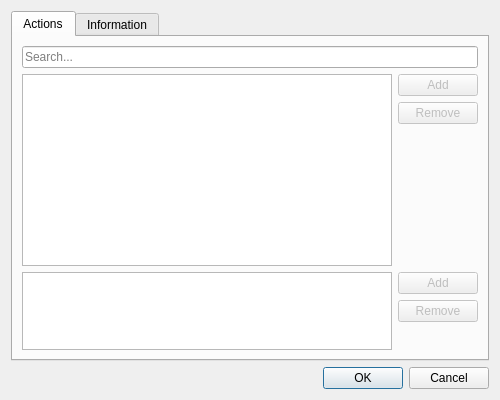
The window that src/ui/preferences/ShortcutsProfileDialog.ui (OtterBrowser/otter-browser) describes before a commit, drawn with Qt 5.
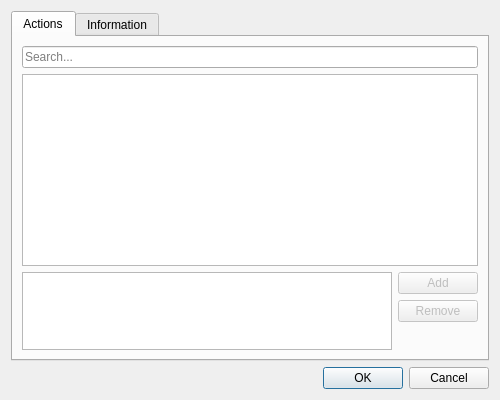
The same window after the commit. Custom widgets are drawn as their Qt base class.

Commit message: Drop dead-end concept of macros, it was too confusing, we will go for something more powerful and easier to use directly, references #42

The edit to the form file:
```diff
--- a/src/ui/preferences/ShortcutsProfileDialog.ui
+++ b/src/ui/preferences/ShortcutsProfileDialog.ui
@@ -50,63 +50,6 @@
            <property name="selectionBehavior">
             <enum>QAbstractItemView::SelectRows</enum>
            </property>
-           <attribute name="horizontalHeaderDefaultSectionSize">
-            <number>200</number>
-           </attribute>
-           <attribute name="horizontalHeaderHighlightSections">
-            <bool>false</bool>
-           </attribute>
-           <attribute name="horizontalHeaderStretchLastSection">
-            <bool>true</bool>
-           </attribute>
-           <attribute name="verticalHeaderVisible">
-            <bool>false</bool>
-           </attribute>
-          </widget>
-         </item>
-         <item>
-          <widget class="QWidget" name="macrosWidget" native="true">
-           <layout class="QVBoxLayout" name="verticalLayout_2" stretch="0,0,1">
-            <property name="leftMargin">
-             <number>0</number>
-            </property>
-            <property name="topMargin">
-             <number>0</number>
-            </property>
-            <property name="rightMargin">
-             <number>0</number>
-            </property>
-            <property name="bottomMargin">
-             <number>0</number>
-            </property>
-            <item>
-             <widget class="QPushButton" name="addMacroButton">
-              <property name="enabled">
-               <bool>false</bool>
-              </property>
-              <property name="text">
-               <string>Add</string>
-              </property>
-             </widget>
-            </item>
-            <item>
-             <widget class="QPushButton" name="removeMacroButton">
-              <property name="enabled">
-               <bool>false</bool>
-              </property>
-              <property name="text">
-               <string>Remove</string>
-              </property>
-             </widget>
-            </item>
-            <item>
-             <spacer name="macrosSpacer">
-              <property name="orientation">
-               <enum>Qt::Vertical</enum>
-              </property>
-             </spacer>
-            </item>
-           </layout>
           </widget>
          </item>
         </layout>
```
Left out of the diff: 9 changed lines with no effect on the pictures. The commit also changes 11 other files.
